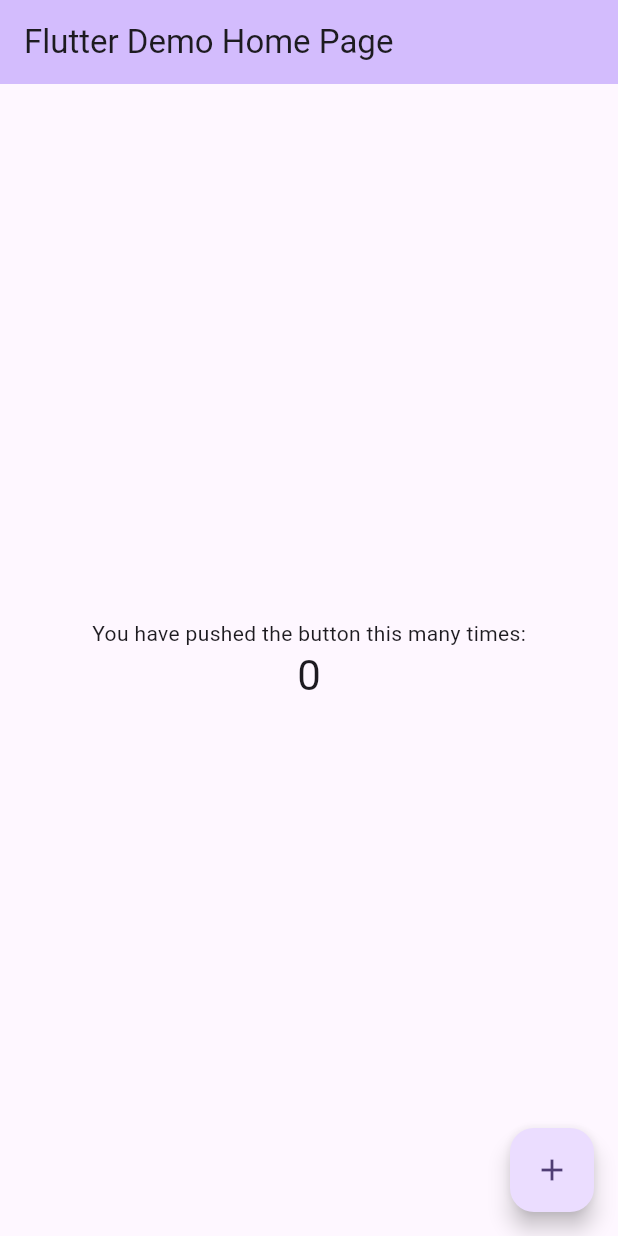
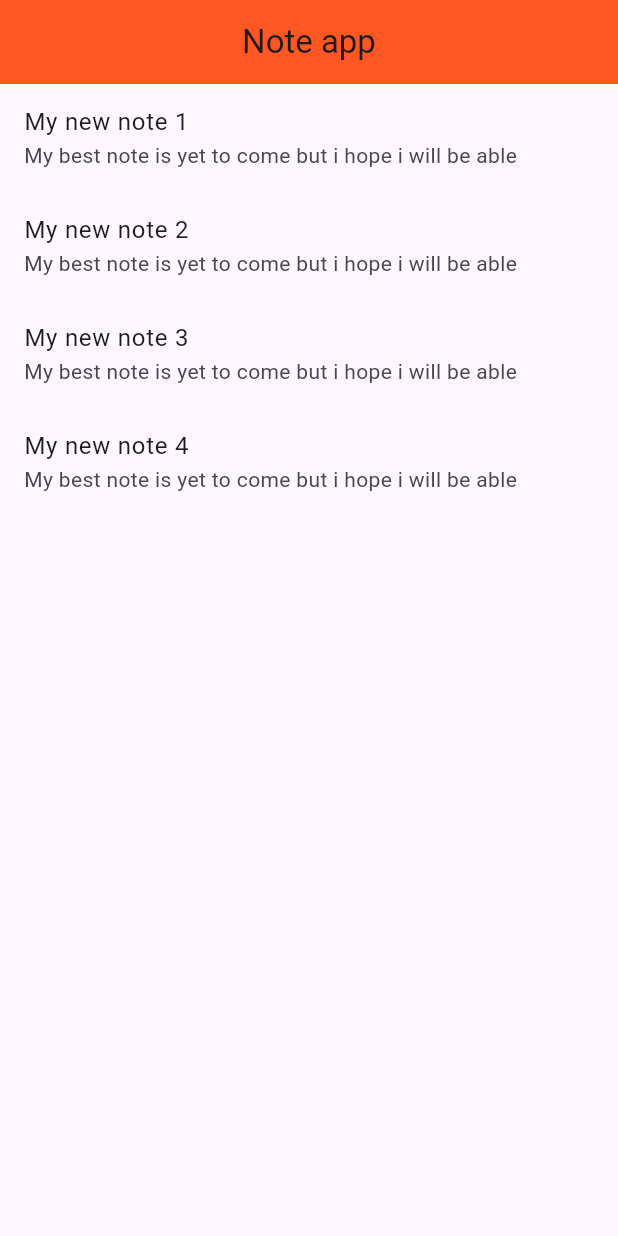
Before and after one commit to CoderEli/myapp, a Flutter app: the screen it shows after launch, on a phone screen of 412 x 824 dp. Run offline on Flutter 3.47's test engine with Material 3 defaults, Android fonts, the phone set to English and light mode, and no system bars; our stand-ins replace go_router.

Commit message:
go router lesson iml

```diff
--- a/lib/main.dart
+++ b/lib/main.dart
@@ -1,4 +1,5 @@
 import 'package:flutter/material.dart';
+import 'package:myapp/router.dart';
 
 void main() {
   runApp(const MyApp());
@@ -7,116 +8,16 @@ void main() {
 class MyApp extends StatelessWidget {
   const MyApp({super.key});
 
+
   // This widget is the root of your application.
   @override
   Widget build(BuildContext context) {
-    return MaterialApp(
-      title: 'Flutter Demo',
+    return MaterialApp.router(
+      title: 'NoteApp',
       theme: ThemeData(
-        // This is the theme of your application.
-        //
-        // TRY THIS: Try running your application with "flutter run". You'll see
-        // the application has a purple toolbar. Then, without quitting the app,
-        // try changing the seedColor in the colorScheme below to Colors.green
-        // and then invoke "hot reload" (save your changes or press the "hot
-        // reload" button in a Flutter-supported IDE, or press "r" if you used
-        // the command line to start the app).
-        //
-        // Notice that the counter didn't reset back to zero; the application
-        // state is not lost during the reload. To reset the state, use hot
-        // restart instead.
-        //
-        // This works for code too, not just values: Most code changes can be
-        // tested with just a hot reload.
         colorScheme: ColorScheme.fromSeed(seedColor: Colors.deepPurple),
       ),
-      home: const MyHomePage(title: 'Flutter Demo Home Page'),
+      routerConfig: router,
     );
   }
 }
-
-class MyHomePage extends StatefulWidget {
-  const MyHomePage({super.key, required this.title});
-
-  // This widget is the home page of your application. It is stateful, meaning
-  // that it has a State object (defined below) that contains fields that affect
-  // how it looks.
-
-  // This class is the configuration for the state. It holds the values (in this
-  // case the title) provided by the parent (in this case the App widget) and
-  // used by the build method of the State. Fields in a Widget subclass are
-  // always marked "final".
-
-  final String title;
-
-  @override
-  State<MyHomePage> createState() => _MyHomePageState();
-}
-
-class _MyHomePageState extends State<MyHomePage> {
-  int _counter = 0;
-
-  void _incrementCounter() {
-    setState(() {
-      // This call to setState tells the Flutter framework that something has
-      // changed in this State, which causes it to rerun the build method below
-      // so that the display can reflect the updated values. If we changed
-      // _counter without calling setState(), then the build method would not be
-      // called again, and so nothing would appear to happen.
-      _counter++;
-    });
-  }
-
-  @override
-  Widget build(BuildContext context) {
-    // This method is rerun every time setState is called, for instance as done
-    // by the _incrementCounter method above.
-    //
-    // The Flutter framework has been optimized to make rerunning build methods
-    // fast, so that you can just rebuild anything that needs updating rather
-    // than having to individually change instances of widgets.
-    return Scaffold(
-      appBar: AppBar(
-        // TRY THIS: Try changing the color here to a specific color (to
-        // Colors.amber, perhaps?) and trigger a hot reload to see the AppBar
-        // change color while the other colors stay the same.
-        backgroundColor: Theme.of(context).colorScheme.inversePrimary,
-        // Here we take the value from the MyHomePage object that was created by
-        // the App.build method, and use it to set our appbar title.
-        title: Text(widget.title),
-      ),
-      body: Center(
-        // Center is a layout widget. It takes a single child and positions it
-        // in the middle of the parent.
-        child: Column(
-          // Column is also a layout widget. It takes a list of children and
-          // arranges them vertically. By default, it sizes itself to fit its
-          // children horizontally, and tries to be as tall as its parent.
-          //
-          // Column has various properties to control how it sizes itself and
-          // how it positions its children. Here we use mainAxisAlignment to
-          // center the children vertically; the main axis here is the vertical
-          // axis because Columns are vertical (the cross axis would be
-          // horizontal).
-          //
-          // TRY THIS: Invoke "debug painting" (choose the "Toggle Debug Paint"
-          // action in the IDE, or press "p" in the console), to see the
-          // wireframe for each widget.
-          mainAxisAlignment: MainAxisAlignment.center,
-          children: <Widget>[
-            const Text('You have pushed the button this many times:'),
-            Text(
-              '$_counter',
-              style: Theme.of(context).textTheme.headlineMedium,
-            ),
-          ],
-        ),
-      ),
-      floatingActionButton: FloatingActionButton(
-        onPressed: _incrementCounter,
-        tooltip: 'Increment',
-        child: const Icon(Icons.add),
-      ), // This trailing comma makes auto-formatting nicer for build methods.
-    );
-  }
-}
--- /dev/null
+++ b/lib/models/Note.dart
@@ -0,0 +1,7 @@
+class Note {
+  int id;
+  String title;
+  String text;
+
+  Note(this.id, this.title, this.text);
+}
--- /dev/null
+++ b/lib/router.dart
@@ -0,0 +1,26 @@
+import 'package:flutter/material.dart';
+import 'package:go_router/go_router.dart';
+import 'package:myapp/models/Note.dart';
+import 'package:myapp/screens/details_screen.dart';
+import 'package:myapp/screens/home_screen.dart';
+
+/// The route configuration.
+final GoRouter router = GoRouter(
+  routes: <RouteBase>[
+    GoRoute(
+      path: '/',
+      builder: (BuildContext context, GoRouterState state) {
+        return const HomeScreen();
+      },
+      routes: <RouteBase>[
+        GoRoute(
+          path: 'details',
+          builder: (BuildContext context, GoRouterState state) {
+            final note = state.extra as Note;
+            return DetailsScreen(note: note);
+          },
+        ),
+      ],
+    ),
+  ],
+);
--- /dev/null
+++ b/lib/screens/details_screen.dart
@@ -0,0 +1,19 @@
+import 'package:flutter/material.dart';
+import 'package:myapp/models/Note.dart';
+
+class DetailsScreen extends StatelessWidget {
+  final Note note;
+  const DetailsScreen({super.key, required this.note});
+
+  @override
+  Widget build(BuildContext context) {
+    return Scaffold(
+      appBar: AppBar(
+        title: Text(note.title),
+        centerTitle: true,
+        backgroundColor: Colors.deepOrange,
+      ),
+      body: Center(child: Text(note.text)),
+    );
+  }
+}
--- /dev/null
+++ b/lib/screens/home_screen.dart
@@ -0,0 +1,59 @@
+import 'package:flutter/material.dart';
+import 'package:go_router/go_router.dart';
+import 'package:myapp/models/Note.dart';
+
+class HomeScreen extends StatefulWidget {
+  const HomeScreen({super.key, this.title});
+  final title;
+
+  @override
+  State<HomeScreen> createState() => _HomeScreenState();
+}
+
+class _HomeScreenState extends State<HomeScreen> {
+  List<Note> notes = [
+    Note(
+      1,
+      "My new note 1",
+      "My best note is yet to come but i hope i will be able",
+    ),
+    Note(
+      2,
+      "My new note 2",
+      "My best note is yet to come but i hope i will be able",
+    ),
+    Note(
+      3,
+      "My new note 3",
+      "My best note is yet to come but i hope i will be able",
+    ),
+    Note(
+      4,
+      "My new note 4",
+      "My best note is yet to come but i hope i will be able",
+    ),
+  ];
+
+  @override
+  Widget build(BuildContext context) {
+    return Scaffold(
+      appBar: AppBar(
+        backgroundColor: Colors.deepOrange,
+        title: Text("Note app"),
+        centerTitle: true,
+      ),
+      body: ListView.builder(
+        itemCount: notes.length,
+        itemBuilder: (BuildContext context, int index) => GestureDetector(
+          onTap: () {
+            context.go("/details", extra: notes[index]);
+          },
+          child: ListTile(
+            title: Text(notes[index].title),
+            subtitle: Text(notes[index].text),
+          ),
+        ),
+      ),
+    );
+  }
+}
--- a/pubspec.yaml
+++ b/pubspec.yaml
@@ -34,6 +34,7 @@ dependencies:
   # The following adds the Cupertino Icons font to your application.
   # Use with the CupertinoIcons class for iOS style icons.
   cupertino_icons: ^1.0.8
+  go_router: ^16.2.4
 
 dev_dependencies:
   flutter_test:
```
Also changed, not shown: pubspec.lock.
